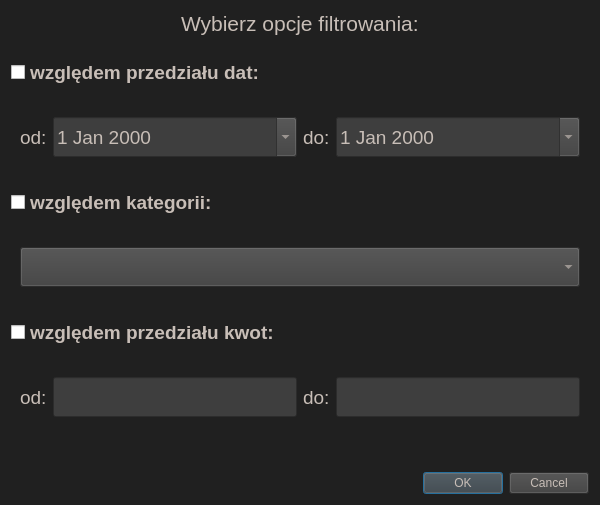
The window that ui/filter_dialog.ui (zuzmej/Wydatkoinator) describes before a commit, drawn with Qt 5.
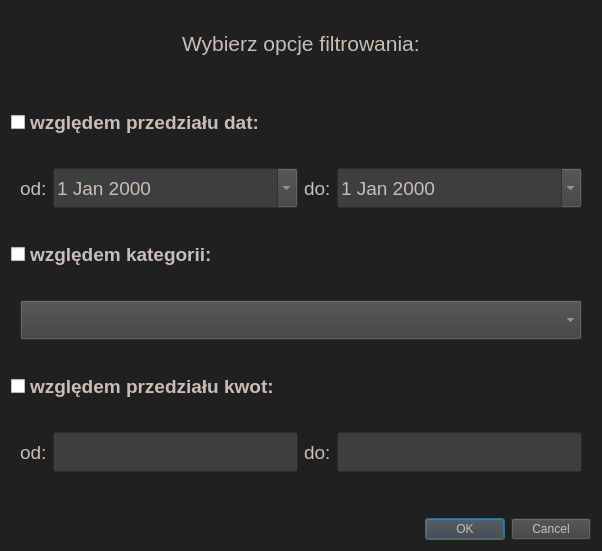
The same window after the commit.

What changed in the file:
```diff
--- a/ui/filter_dialog.ui
+++ b/ui/filter_dialog.ui
@@ -7,9 +7,15 @@
     <x>0</x>
     <y>0</y>
     <width>600</width>
-    <height>500</height>
+    <height>509</height>
    </rect>
   </property>
+  <property name="sizePolicy">
+   <sizepolicy hsizetype="Fixed" vsizetype="Fixed">
+    <horstretch>0</horstretch>
+    <verstretch>0</verstretch>
+   </sizepolicy>
+  </property>
   <property name="windowTitle">
    <string>Dialog</string>
   </property>
@@ -46,11 +52,61 @@
 color: #c8beb7;
 }</string>
   </property>
-  <layout class="QGridLayout" name="gridLayout">
-   <item row="1" column="0" colspan="2">
+  <layout class="QVBoxLayout" name="verticalLayout_2">
+   <item>
+    <spacer name="verticalSpacer_3">
+     <property name="orientation">
+      <enum>Qt::Vertical</enum>
+     </property>
+     <property name="sizeType">
+      <enum>QSizePolicy::Fixed</enum>
+     </property>
+     <property name="sizeHint" stdset="0">
+      <size>
+       <width>20</width>
+       <height>20</height>
+      </size>
+     </property>
+    </spacer>
+   </item>
+   <item alignment="Qt::AlignHCenter">
+    <widget class="QLabel" name="label">
+     <property name="sizePolicy">
+      <sizepolicy hsizetype="Fixed" vsizetype="Fixed">
+       <horstretch>0</horstretch>
+       <verstretch>0</verstretch>
+      </sizepolicy>
+     </property>
+     <property name="font">
+      <font>
+       <pointsize>16</pointsize>
+      </font>
+     </property>
+     <property name="text">
+      <string>Wybierz opcje filtrowania:</string>
+     </property>
+    </widget>
+   </item>
+   <item>
+    <spacer name="verticalSpacer_2">
+     <property name="orientation">
+      <enum>Qt::Vertical</enum>
+     </property>
+     <property name="sizeType">
+      <enum>QSizePolicy::Fixed</enum>
+     </property>
+     <property name="sizeHint" stdset="0">
+      <size>
+       <width>20</width>
+       <height>30</height>
+      </size>
+     </property>
+    </spacer>
+   </item>
+   <item>
     <widget class="QCheckBox" name="dates_checkbox">
      <property name="sizePolicy">
-      <sizepolicy hsizetype="Preferred" vsizetype="Fixed">
+      <sizepolicy hsizetype="Fixed" vsizetype="Fixed">
        <horstretch>0</horstretch>
        <verstretch>0</verstretch>
       </sizepolicy>
@@ -73,30 +129,20 @@
      </property>
     </widget>
    </item>
-   <item row="9" column="2" colspan="2">
-    <spacer name="verticalSpacer">
-     <property name="orientation">
-      <enum>Qt::Vertical</enum>
-     </property>
-     <property name="sizeType">
-      <enum>QSizePolicy::Fixed</enum>
-     </property>
-     <property name="sizeHint" stdset="0">
-      <size>
-       <width>20</width>
-       <height>40</height>
-      </size>
-     </property>
-    </spacer>
-   </item>
-   <item row="2" column="0" colspan="4">
+   <item>
     <widget class="QWidget" name="dates_widget" native="true">
      <property name="sizePolicy">
-      <sizepolicy hsizetype="Expanding" vsizetype="Expanding">
+      <sizepolicy hsizetype="Fixed" vsizetype="Fixed">
        <horstretch>0</horstretch>
        <verstretch>0</verstretch>
       </sizepolicy>
      </property>
+     <property name="minimumSize">
+      <size>
+       <width>580</width>
+       <height>60</height>
+      </size>
+     </property>
      <layout class="QHBoxLayout" name="horizontalLayout">
       <item>
        <widget class="QLabel" name="label_3">
@@ -193,52 +239,10 @@
      </layout>
     </widget>
    </item>
-   <item row="6" column="0" colspan="2">
-    <widget class="QCheckBox" name="amount_checkbox">
-     <property name="sizePolicy">
-      <sizepolicy hsizetype="Preferred" vsizetype="Fixed">
-       <horstretch>0</horstretch>
-       <verstretch>0</verstretch>
-      </sizepolicy>
-     </property>
-     <property name="minimumSize">
-      <size>
-       <width>0</width>
-       <height>60</height>
-      </size>
-     </property>
-     <property name="font">
-      <font>
-       <pointsize>14</pointsize>
-       <weight>75</weight>
-       <bold>true</bold>
-      </font>
-     </property>
-     <property name="text">
-      <string>względem przedziału kwot:</string>
-     </property>
-    </widget>
-   </item>
-   <item row="11" column="3">
-    <widget class="QDialogButtonBox" name="buttonBox">
-     <property name="sizePolicy">
-      <sizepolicy hsizetype="Expanding" vsizetype="Fixed">
-       <horstretch>0</horstretch>
-       <verstretch>0</verstretch>
-      </sizepolicy>
-     </property>
-     <property name="orientation">
-      <enum>Qt::Horizontal</enum>
-     </property>
-     <property name="standardButtons">
-      <set>QDialogButtonBox::Cancel|QDialogButtonBox::Ok</set>
-     </property>
-    </widget>
-   </item>
-   <item row="4" column="0" colspan="2">
+   <item>
     <widget class="QCheckBox" name="categories_checkbox">
      <property name="sizePolicy">
-      <sizepolicy hsizetype="Preferred" vsizetype="Fixed">
+      <sizepolicy hsizetype="Fixed" vsizetype="Fixed">
        <horstretch>0</horstretch>
        <verstretch>0</verstretch>
       </sizepolicy>
@@ -261,26 +265,20 @@
      </property>
     </widget>
    </item>
-   <item row="0" column="0" colspan="4" alignment="Qt::AlignHCenter">
-    <widget class="QLabel" name="label">
-     <property name="font">
-      <font>
-       <pointsize>16</pointsize>
-      </font>
-     </property>
-     <property name="text">
-      <string>Wybierz opcje filtrowania:</string>
-     </property>
-    </widget>
-   </item>
-   <item row="5" column="0" colspan="4">
+   <item>
     <widget class="QWidget" name="category_widget" native="true">
      <property name="sizePolicy">
-      <sizepolicy hsizetype="Expanding" vsizetype="Expanding">
+      <sizepolicy hsizetype="Fixed" vsizetype="Fixed">
        <horstretch>0</horstretch>
        <verstretch>0</verstretch>
       </sizepolicy>
      </property>
+     <property name="minimumSize">
+      <size>
+       <width>580</width>
+       <height>60</height>
+      </size>
+     </property>
      <layout class="QVBoxLayout" name="verticalLayout">
       <item>
        <widget class="QComboBox" name="category_combobox">
@@ -300,14 +298,46 @@
      </layout>
     </widget>
    </item>
-   <item row="8" column="0" colspan="4">
+   <item>
+    <widget class="QCheckBox" name="amount_checkbox">
+     <property name="sizePolicy">
+      <sizepolicy hsizetype="Fixed" vsizetype="Fixed">
+       <horstretch>0</horstretch>
+       <verstretch>0</verstretch>
+      </sizepolicy>
+     </property>
+     <property name="minimumSize">
+      <size>
+       <width>0</width>
+       <height>60</height>
+      </size>
+     </property>
+     <property name="font">
+      <font>
+       <pointsize>14</pointsize>
+       <weight>75</weight>
+       <bold>true</bold>
+      </font>
+     </property>
+     <property name="text">
+      <string>względem przedziału kwot:</string>
+     </property>
+    </widget>
+   </item>
+   <item>
     <widget class="QWidget" name="amount_widget" native="true">
      <property name="sizePolicy">
-      <sizepolicy hsizetype="Expanding" vsizetype="Expanding">
+      <sizepolicy hsizetype="Fixed" vsizetype="Fixed">
        <horstretch>0</horstretch>
        <verstretch>0</verstretch>
       </sizepolicy>
      </property>
+     <property name="minimumSize">
+      <size>
+       <width>580</width>
+       <height>60</height>
+      </size>
+     </property>
      <layout class="QHBoxLayout" name="horizontalLayout_2">
       <item>
        <widget class="QLabel" name="label_7">
@@ -366,6 +396,38 @@
      </layout>
     </widget>
    </item>
+   <item>
+    <spacer name="verticalSpacer">
+     <property name="orientation">
+      <enum>Qt::Vertical</enum>
+     </property>
+     <property name="sizeType">
+      <enum>QSizePolicy::Fixed</enum>
+     </property>
+     <property name="sizeHint" stdset="0">
+      <size>
+       <width>20</width>
+       <height>30</height>
+      </size>
+     </property>
+    </spacer>
+   </item>
+   <item alignment="Qt::AlignRight">
+    <widget class="QDialogButtonBox" name="buttonBox">
+     <property name="sizePolicy">
+      <sizepolicy hsizetype="Fixed" vsizetype="Fixed">
+       <horstretch>0</horstretch>
+       <verstretch>0</verstretch>
+      </sizepolicy>
+     </property>
+     <property name="orientation">
+      <enum>Qt::Horizontal</enum>
+     </property>
+     <property name="standardButtons">
+      <set>QDialogButtonBox::Cancel|QDialogButtonBox::Ok</set>
+     </property>
+    </widget>
+   </item>
   </layout>
  </widget>
  <resources/>
```
